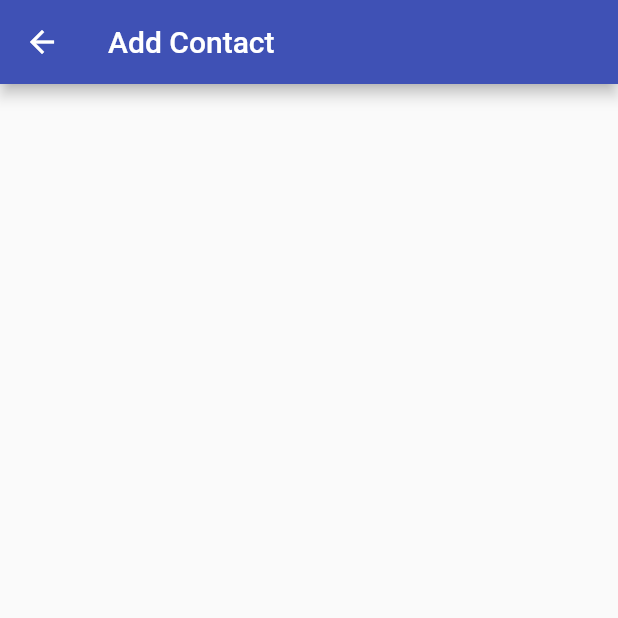
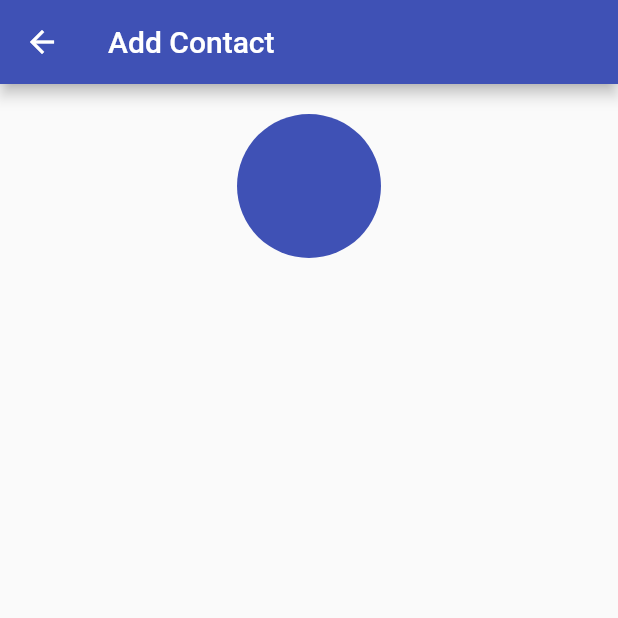
Before and after one commit to mr-cubes/contact-list, a Flutter app: the screen it shows after launch, after a tap on the "person add" icon, on a phone screen of 412 x 824 dp, the top half of it. Run offline on Flutter 3.47's test engine with Material 2 defaults, Android fonts, the phone set to English and light mode, and no system bars.

Commit message:
add avatar container

```diff
--- a/lib/add_page.dart
+++ b/lib/add_page.dart
@@ -14,6 +14,25 @@ class _AddPageState extends State<AddPage> {
   Widget build(BuildContext context) {
     return Scaffold(
       appBar: AppBar(title: const Text("Add Contact")),
+      body: Padding(
+          padding: const EdgeInsets.all(20),
+          child: Column(children: [
+            Align(
+              alignment: Alignment.center,
+              child: GestureDetector(
+                onTap: setAvatar,
+                child: Container(
+                  width: 96,
+                  height: 96,
+                  decoration: BoxDecoration(
+                      color: Theme.of(context).primaryColor,
+                      borderRadius: BorderRadius.circular(48)),
+                ),
+              ),
+            )
+          ])),
     );
   }
+
+  void setAvatar() {}
 }
```
